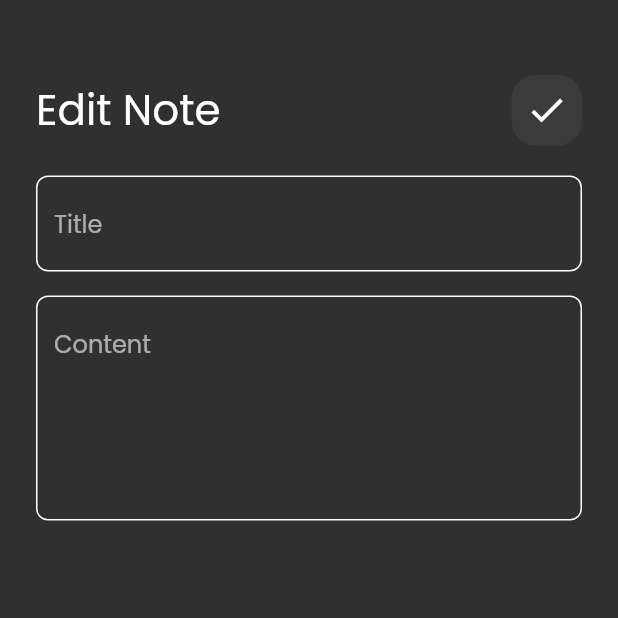
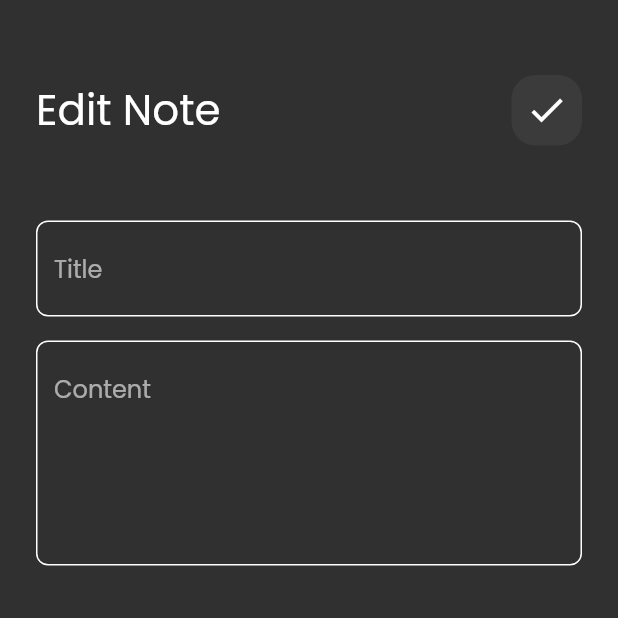
Before and after one commit to abdelbasir22/notes_app, a Flutter app: the EditNoteView screen opened directly, on a phone screen of 412 x 824 dp, the top half of it. Run offline on Flutter 3.47's test engine with Material 2 defaults, Android fonts, the phone set to English and light mode, and no system bars; our stand-ins replace font_awesome_flutter.

```diff
--- a/lib/views/widgets/edit_note_view_body.dart
+++ b/lib/views/widgets/edit_note_view_body.dart
@@ -19,7 +19,7 @@ class EditNotViewBody extends StatelessWidget {
             icon: Icons.check,
           ),
           SizedBox(
-            height: 20,
+            height: 50,
           ),
           CustomTextFiled(
             hint: 'Title',
```
Also changed, not shown: lib/models/note_model.dart (added, +13 -0 lines).
